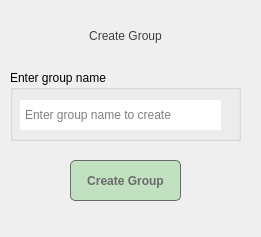
Before: the Qt Designer form creategroupname.ui in sanazshokrzadeh/Messanger_throw_10, drawn with Qt 5.
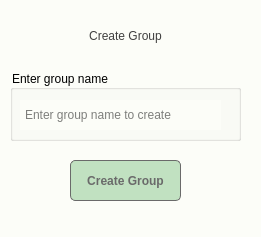
After: the same form once the commit is applied.

Patch:
```diff
--- a/creategroupname.ui
+++ b/creategroupname.ui
@@ -13,6 +13,9 @@
   <property name="windowTitle">
    <string>Create Group</string>
   </property>
+  <property name="styleSheet">
+   <string notr="true">background-color: rgb(252, 253, 248);</string>
+  </property>
   <widget class="QGroupBox" name="groupBox_2">
    <property name="geometry">
     <rect>
```
